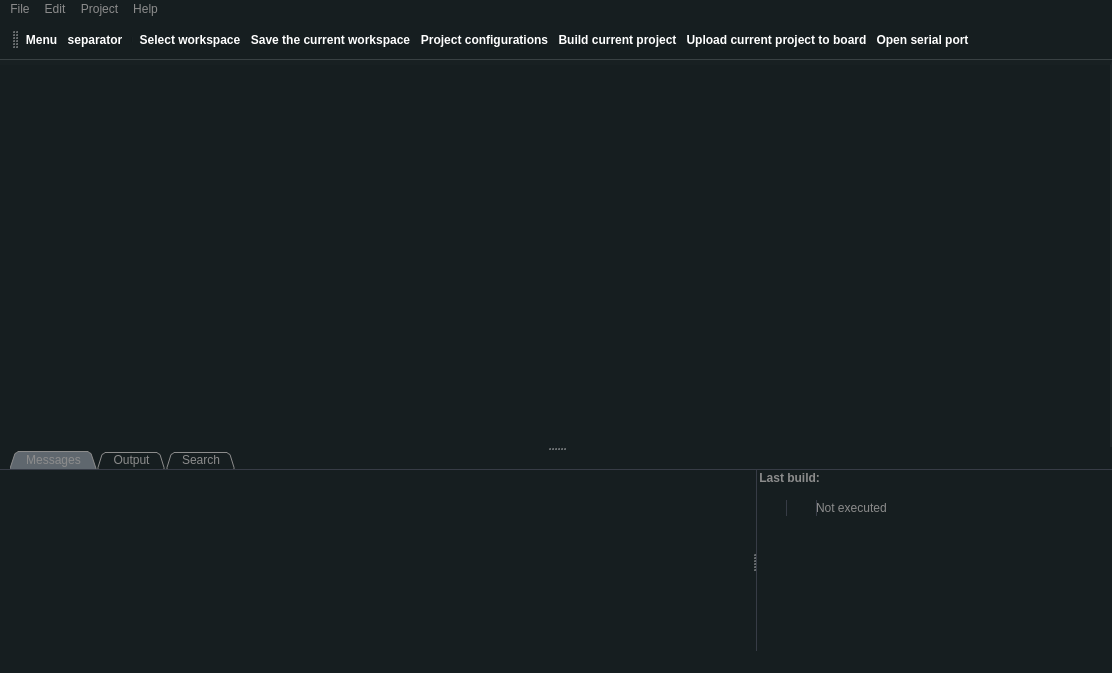
This is src/mainwindow.ui in aporto/mariamole as Qt 5 draws it before an edit. The edited form follows.
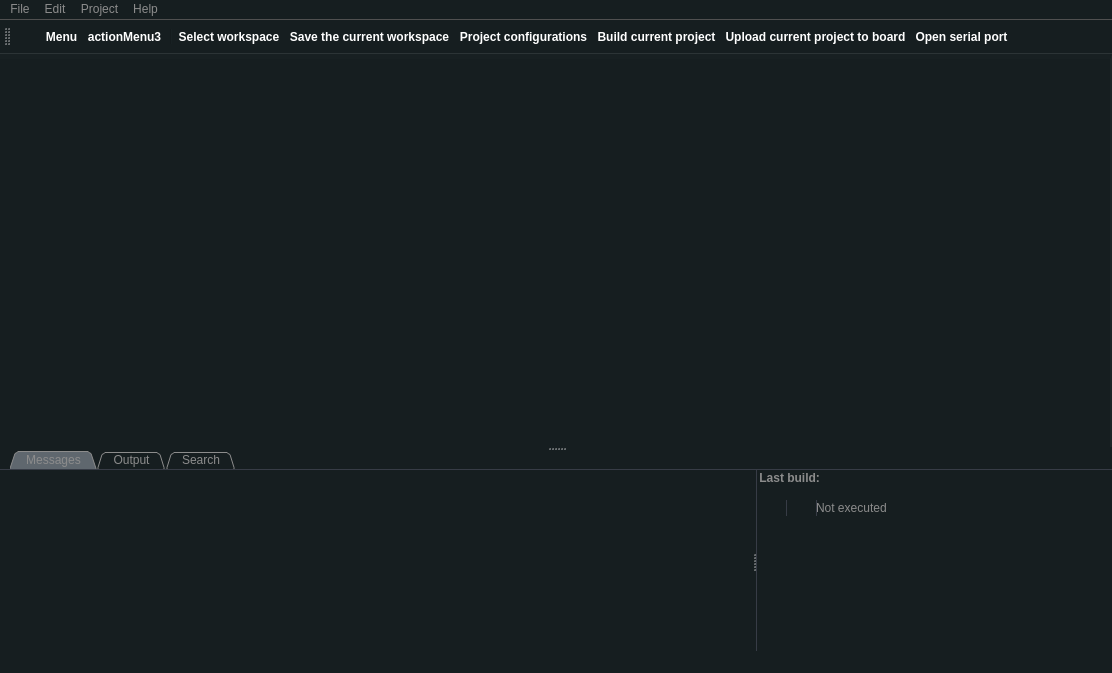
This is the edited form. The open tabs and pages were chosen to show the change. Icons and pictures are not drawn.

Patch:
```diff
--- a/src/mainwindow.ui
+++ b/src/mainwindow.ui
@@ -41,11 +41,6 @@
 background-color:blue;
 }
 
-QToolBar {
-	border: 10px solid red;
-
-}
-
 QScrollBar:horizontal {
      border: 0px solid rgb(34, 30, 32);
 	min-height: 15px;
@@ -173,7 +168,12 @@
  QTreeView::branch:open:has-children:has-siblings  {
          border-image: none;
          image: url(&quot;:/MainWindow/resources/tree_structure/stylesheet-branch-open.png&quot;);
- }</string>
+ }
+
+QTreeView::item { 
+	border: 0px solid black; 
+}
+</string>
         </property>
         <property name="frameShape">
          <enum>QFrame::Box</enum>
@@ -896,10 +896,11 @@
 	color: white;
 	_background-color: rgb(22, 30, 32);
 	border:none;
-	border-bottom: 1px solid rgb(57, 65, 67);
+	border-bottom: 1px solid rgb(44, 52, 54);
+	border-top: 1px solid rgb(80,80,80);
 	font:bold;
 	background-color: qlineargradient(x1:0, y1:0, x2:0, y2:1,
-                 stop:0 rgb(52, 60, 62),  stop:1 rgb(32, 40, 42));
+                 stop:0 rgb(52, 60, 62),  stop:1 rgb(32, 40, 42));		
 }
 
 QToolButton {
@@ -919,8 +920,9 @@
    <attribute name="toolBarBreak">
     <bool>false</bool>
    </attribute>
-   <addaction name="actionMainMenuButton"/>
-   <addaction name="actionSeparator"/>
+   <addaction name="actionTemp1"/>
+   <addaction name="actionMainMenu2"/>
+   <addaction name="actionMenu3"/>
    <addaction name="separator"/>
    <addaction name="actionSelect_workspace"/>
    <addaction name="actionSave_Workspace"/>
@@ -1185,26 +1187,6 @@
     <string>Open Arduino online help</string>
    </property>
   </action>
-  <action name="actionMainMenuButton">
-   <property name="text">
-    <string>Menu</string>
-   </property>
-   <property name="iconVisibleInMenu">
-    <bool>false</bool>
-   </property>
-  </action>
-  <action name="actionSeparator">
-   <property name="enabled">
-    <bool>true</bool>
-   </property>
-   <property name="icon">
-    <iconset resource="mainwindow.qrc">
-     <normaloff>:/MainWindow/resources/scrollbars/arrow_down.png</normaloff>:/MainWindow/resources/scrollbars/arrow_down.png</iconset>
-   </property>
-   <property name="text">
-    <string>separator</string>
-   </property>
-  </action>
   <action name="actionExport_to_sketch">
    <property name="text">
     <string>Export to Arduino sketch</string>
@@ -1221,6 +1203,33 @@
     <bool>false</bool>
    </property>
   </action>
+  <action name="actionMainMenu2">
+   <property name="text">
+    <string>Menu</string>
+   </property>
+   <property name="toolTip">
+    <string>Main Menu</string>
+   </property>
+  </action>
+  <action name="actionMenu3">
+   <property name="icon">
+    <iconset resource="mainwindow.qrc">
+     <normaloff>:/MainWindow/resources/scrollbars/arrow_down.png</normaloff>:/MainWindow/resources/scrollbars/arrow_down.png</iconset>
+   </property>
+   <property name="text">
+    <string>actionMenu3</string>
+   </property>
+  </action>
+  <action name="actionTemp1">
+   <property name="text">
+    <string>                           </string>
+   </property>
+  </action>
+  <action name="actionTemp2">
+   <property name="text">
+    <string>   </string>
+   </property>
+  </action>
  </widget>
  <layoutdefault spacing="6" margin="11"/>
  <resources>
```
Left out of the diff: 13 changed lines with no effect on the pictures.
